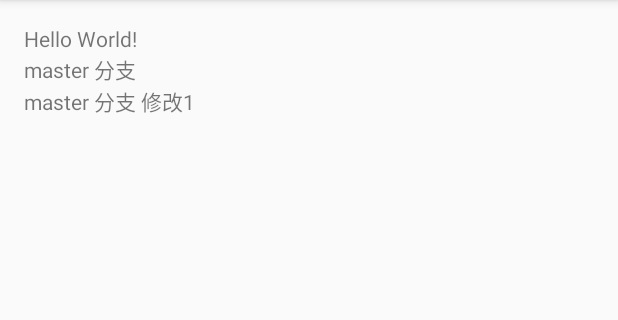
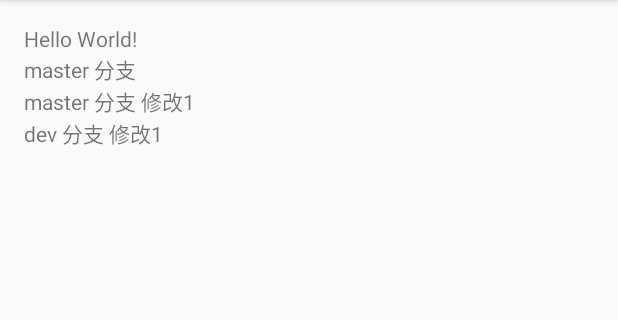
Before and after one commit to pCpptgzoh/TestBranch, an Android app: the screen it shows after launch (MainActivity), on a phone screen of 412 x 824 dp, the part 84-404 px from its top. Run offline under Robolectric (Android 15) with nearby library versions, the phone set to English and light mode, and no system bars.

Commit message:
dev 修改1

```diff
--- a/app/src/main/res/layout/activity_main.xml
+++ b/app/src/main/res/layout/activity_main.xml
@@ -26,4 +26,9 @@
         android:layout_height="wrap_content"
         android:text="master 分支 修改1" />
 
+    <TextView
+        android:layout_width="wrap_content"
+        android:layout_height="wrap_content"
+        android:text="dev 分支 修改1" />
+
 </LinearLayout>
```
